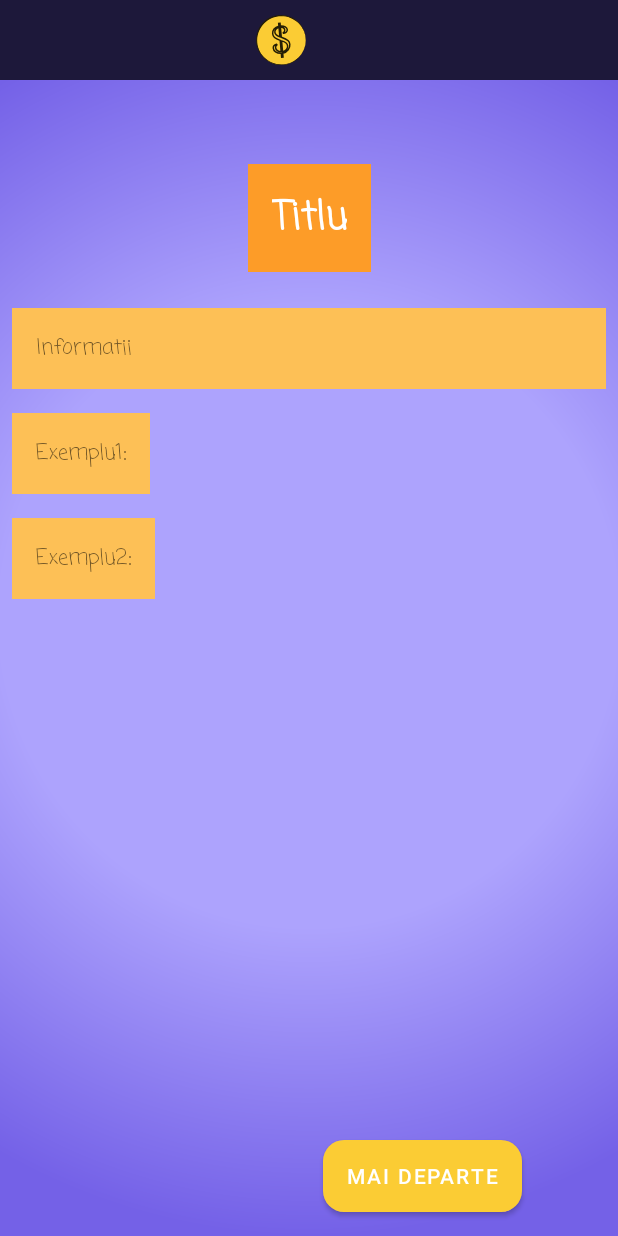
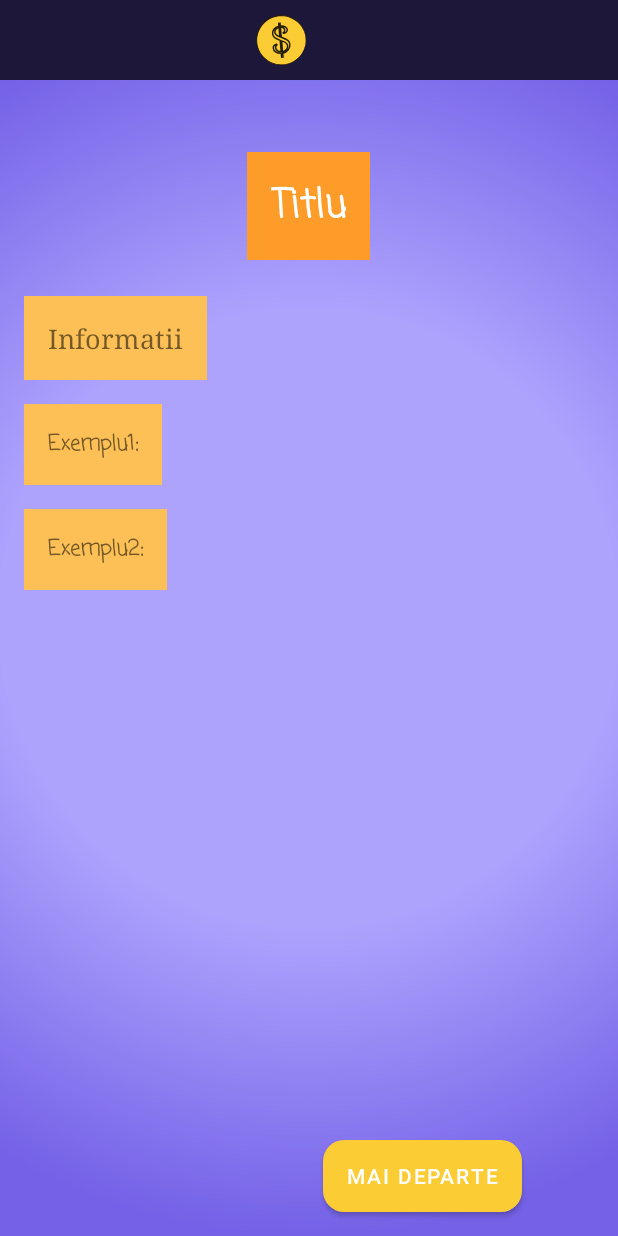
Before and after one commit to alexandranicolae/licenta, an Android app: the InfoFragment screen opened directly, with no data from a screen before it, on a phone screen of 412 x 824 dp. Run offline under Robolectric (Android 15) with nearby library versions, the phone set to English and light mode, and no system bars; network calls fail; 7 statements that could not run were skipped.

Commit message:
Licenta - ui fixups

```diff
--- a/app/src/main/java/com/example/baniimei/activitati/ChestionarActivity.java
+++ b/app/src/main/java/com/example/baniimei/activitati/ChestionarActivity.java
@@ -11,6 +11,7 @@ import android.content.Intent;
 import android.os.Bundle;
 import android.view.View;
 import android.widget.Button;
+import android.widget.RadioGroup;
 import android.widget.TextView;
 import android.widget.Toast;
 
@@ -188,7 +189,11 @@ public class ChestionarActivity extends AppCompatActivity implements IntrebareFr
         Bundle b = new Bundle();
         b.putSerializable(TAG_CHESTIONAR, listaChestionare.get(index));
         fragment.setArguments(b);
+
         getSupportFragmentManager().beginTransaction().replace(R.id.container, fragment).commit();
+//        if(fragment instanceof IntrebareFragment){
+//            fragmentIntrb.resetRgRasp();
+//        }
     }
 
     private void adaugaPuncte() {
--- a/app/src/main/java/com/example/baniimei/activitati/ChestionarCapitoleActivity.java
+++ b/app/src/main/java/com/example/baniimei/activitati/ChestionarCapitoleActivity.java
@@ -34,8 +34,8 @@ import java.util.List;
 
 public class ChestionarCapitoleActivity extends AppCompatActivity {
 
-    private static final String DB_URL_CAPITOL = "http://192.168.0.173/DB_licenta/SelectCapitol.php";
-    private static final String DB_URL_CHESTIONAR = "http://192.168.0.173/DB_licenta/SelectChestionar.php";
+    private static final String DB_URL_CAPITOL = "http://192.168.0.216/DB_licenta/SelectCapitol.php";
+    private static final String DB_URL_CHESTIONAR = "http://192.168.0.216/DB_licenta/SelectChestionar.php";
 
     private ListView listView;
     private TextView scor;
--- a/app/src/main/java/com/example/baniimei/fragmente/InfoFragment.java
+++ b/app/src/main/java/com/example/baniimei/fragmente/InfoFragment.java
@@ -1,15 +1,12 @@
 package com.example.baniimei.fragmente;
 
-import android.content.DialogInterface;
 import android.os.Bundle;
 
-import androidx.appcompat.app.AlertDialog;
 import androidx.fragment.app.Fragment;
 
 import android.view.LayoutInflater;
 import android.view.View;
 import android.view.ViewGroup;
-import android.widget.Button;
 import android.widget.TextView;
 
 import com.example.baniimei.R;
@@ -32,7 +29,7 @@ public class InfoFragment extends Fragment {
         View view= inflater.inflate(R.layout.fragment_info, container, false);
 
         tvTitlu=view.findViewById(R.id.tvInfoTitlu);
-        tvInfo=view.findViewById(R.id.tvInfo);
+        tvInfo=view.findViewById(R.id.tvInformatie);
         tvEx1=view.findViewById(R.id.tvExemplu1);
         tvEx2=view.findViewById(R.id.tvExemplu2);
 
--- a/app/src/main/java/com/example/baniimei/fragmente/IntrebareFragment.java
+++ b/app/src/main/java/com/example/baniimei/fragmente/IntrebareFragment.java
@@ -1,8 +1,10 @@
 package com.example.baniimei.fragmente;
 
 import android.app.Activity;
+import android.graphics.Typeface;
 import android.os.Bundle;
 
+import androidx.core.content.res.ResourcesCompat;
 import androidx.fragment.app.Fragment;
 
 import android.view.LayoutInflater;
@@ -17,7 +19,6 @@ import com.example.baniimei.activitati.ChestionarActivity;
 import com.example.baniimei.clase.Chestionar;
 
 import java.util.ArrayList;
-import java.util.Collection;
 import java.util.Collections;
 import java.util.List;
 
@@ -32,6 +33,10 @@ public class IntrebareFragment extends Fragment {
     Chestionar chestionar;
     List<String> listarasp;
     int nrRasp;
+
+//    public void resetRgRasp() {
+//        this.rgRasp.setSelected(false);
+//    }
 
     public interface OnRadioGroupSelectedListener {
         void onButtonSelected(String value);
@@ -57,7 +62,7 @@ public class IntrebareFragment extends Fragment {
                              Bundle savedInstanceState) {
         View view= inflater.inflate(R.layout.fragment_intrebare, container, false);
 
-        intrebare=view.findViewById(R.id.tvInfo);
+        intrebare=view.findViewById(R.id.tvIntrebare);
         rgRasp= view.findViewById(R.id.rgRaspunsuri);
 
         Bundle bundle=getArguments();
@@ -76,13 +81,19 @@ public class IntrebareFragment extends Fragment {
         listarasp.addAll(chestionar.getRaspunsuri());
         Collections.shuffle(listarasp);
 
+
+//        RadioButton rbInv=new RadioButton(view.getContext());
+//        rbInv.setChecked(true);
+//        rbInv.setVisibility(View.INVISIBLE);
+//        rgRasp.addView(rbInv);
         for (int i=0;i<nrRasp;i++) {
             RadioButton raspuns = new RadioButton(view.getContext());
+            raspuns.setChecked(false);
             raspuns.setId(i+100);
-            raspuns.setChecked(false);
             raspuns.setText(listarasp.get(i));
             rgRasp.addView(raspuns);
         }
+        rgRasp.clearCheck();
 
         rgRasp.setOnCheckedChangeListener(new RadioGroup.OnCheckedChangeListener() {
             public void onCheckedChanged(RadioGroup group, int checkedId) {
--- a/app/src/main/res/layout/activity_chestionar.xml
+++ b/app/src/main/res/layout/activity_chestionar.xml
@@ -70,6 +70,7 @@
         android:id="@+id/container"
         android:layout_width="match_parent"
         android:layout_height="0dp"
+        android:layout_marginBottom="8dp"
         app:layout_constraintBottom_toTopOf="@+id/btnNext"
         app:layout_constraintEnd_toEndOf="parent"
         app:layout_constraintStart_toStartOf="parent"
--- a/app/src/main/res/layout/fragment_info.xml
+++ b/app/src/main/res/layout/fragment_info.xml
@@ -1,18 +1,41 @@
 <?xml version="1.0" encoding="utf-8"?>
-<androidx.constraintlayout.widget.ConstraintLayout
-    xmlns:android="http://schemas.android.com/apk/res/android"
+<androidx.constraintlayout.widget.ConstraintLayout xmlns:android="http://schemas.android.com/apk/res/android"
     xmlns:app="http://schemas.android.com/apk/res-auto"
     xmlns:tools="http://schemas.android.com/tools"
     android:layout_width="match_parent"
+    android:layout_height="wrap_content"
+    tools:context=".fragmente.InfoFragment">
+
+    <ScrollView
+        android:layout_width="0dp"
+        android:layout_height="wrap_content"
+        android:layout_marginStart="8dp"
+        android:layout_marginEnd="8dp"
+        app:layout_constraintBottom_toBottomOf="parent"
+        app:layout_constraintEnd_toEndOf="parent"
+        app:layout_constraintStart_toStartOf="parent"
+        app:layout_constraintTop_toTopOf="parent">
+
+        <LinearLayout
+            android:layout_width="match_parent"
+            android:layout_height="wrap_content"
+            android:orientation="vertical">
+
+            <LinearLayout
+                android:layout_width="match_parent"
                 android:layout_height="match_parent"
-    tools:context=".fragmente.InfoFragment">
+                android:orientation="horizontal">
+
+                <Space
+                    android:layout_width="wrap_content"
+                    android:layout_height="wrap_content"
+                    android:layout_weight="1" />
 
                 <TextView
                     android:id="@+id/tvInfoTitlu"
                     android:layout_width="wrap_content"
                     android:layout_height="wrap_content"
                     android:layout_marginStart="8dp"
-        android:layout_marginTop="8dp"
                     android:layout_marginEnd="8dp"
                     android:background="@color/portocaliu"
                     android:fontFamily="casual"
@@ -20,56 +43,58 @@
                     android:text="@string/default_titlu"
                     android:textColor="@color/white"
                     android:textSize="26sp"
-        android:textStyle="bold"
-        app:layout_constraintEnd_toEndOf="parent"
-        app:layout_constraintStart_toStartOf="parent"
-        app:layout_constraintTop_toTopOf="parent" />
+                    android:textStyle="bold" />
+
+                <Space
+                    android:layout_width="wrap_content"
+                    android:layout_height="wrap_content"
+                    android:layout_weight="1" />
+            </LinearLayout>
 
             <TextView
-        android:id="@+id/tvInfo"
-        android:layout_width="0dp"
+                android:id="@+id/tvInformatie"
+                android:layout_width="wrap_content"
                 android:layout_height="wrap_content"
                 android:layout_marginStart="8dp"
                 android:layout_marginTop="24dp"
                 android:layout_marginEnd="8dp"
                 android:background="@color/portocaliu_deschis"
-        android:fontFamily="casual"
+                android:fontFamily="serif"
                 android:padding="16dp"
                 android:text="@string/default_info"
                 android:textAlignment="gravity"
-        android:textSize="14sp"
-        app:layout_constraintEnd_toEndOf="parent"
-        app:layout_constraintStart_toStartOf="parent"
-        app:layout_constraintTop_toBottomOf="@id/tvInfoTitlu" />
+                android:textSize="18sp" />
 
             <TextView
                 android:id="@+id/tvExemplu1"
-        android:layout_width="0dp"
+                android:layout_width="wrap_content"
                 android:layout_height="wrap_content"
                 android:layout_marginStart="8dp"
                 android:layout_marginTop="16dp"
+                android:layout_marginEnd="8dp"
                 android:background="@color/portocaliu_deschis"
                 android:fontFamily="casual"
                 android:padding="16dp"
                 android:text="@string/exemplu1"
                 android:textAlignment="gravity"
                 android:textSize="14sp"
-        app:layout_constraintStart_toStartOf="parent"
-        app:layout_constraintTop_toBottomOf="@id/tvInfo" />
+                android:textStyle="bold" />
 
             <TextView
                 android:id="@+id/tvExemplu2"
-        android:layout_width="0dp"
+                android:layout_width="wrap_content"
                 android:layout_height="wrap_content"
                 android:layout_marginStart="8dp"
                 android:layout_marginTop="16dp"
+                android:layout_marginEnd="8dp"
                 android:background="@color/portocaliu_deschis"
                 android:fontFamily="casual"
                 android:padding="16dp"
                 android:text="@string/exemplu2"
                 android:textAlignment="gravity"
                 android:textSize="14sp"
-        app:layout_constraintStart_toStartOf="parent"
-        app:layout_constraintTop_toBottomOf="@id/tvExemplu1" />
+                android:textStyle="bold" />
+        </LinearLayout>
+    </ScrollView>
 
 </androidx.constraintlayout.widget.ConstraintLayout>
--- a/app/src/main/res/layout/fragment_intrebare.xml
+++ b/app/src/main/res/layout/fragment_intrebare.xml
@@ -7,7 +7,7 @@
     tools:context=".fragmente.IntrebareFragment">
 
     <TextView
-        android:id="@+id/tvInfo"
+        android:id="@+id/tvIntrebare"
         android:layout_width="0dp"
         android:layout_height="wrap_content"
         android:layout_marginStart="8dp"
@@ -19,7 +19,7 @@
         android:padding="16dp"
         android:text="@string/intrfr_intrebaredefault"
         android:textAlignment="gravity"
-        android:textSize="14sp"
+        android:textSize="18sp"
         app:layout_constraintBottom_toTopOf="@+id/rgRaspunsuri"
         app:layout_constraintEnd_toEndOf="parent"
         app:layout_constraintStart_toStartOf="parent"
@@ -29,9 +29,11 @@
         android:id="@+id/rgRaspunsuri"
         android:layout_width="wrap_content"
         android:layout_height="wrap_content"
+        android:background="@color/portocaliu_deschis"
+        android:padding="16dp"
         app:layout_constraintBottom_toBottomOf="parent"
-        app:layout_constraintEnd_toEndOf="@+id/tvInfo"
-        app:layout_constraintStart_toStartOf="@+id/tvInfo"
+        app:layout_constraintEnd_toEndOf="@+id/tvIntrebare"
+        app:layout_constraintStart_toStartOf="@+id/tvIntrebare"
         app:layout_constraintTop_toTopOf="parent" />
 
 </androidx.constraintlayout.widget.ConstraintLayout>
```
Lines whose indentation alone changed are shown as unchanged.
